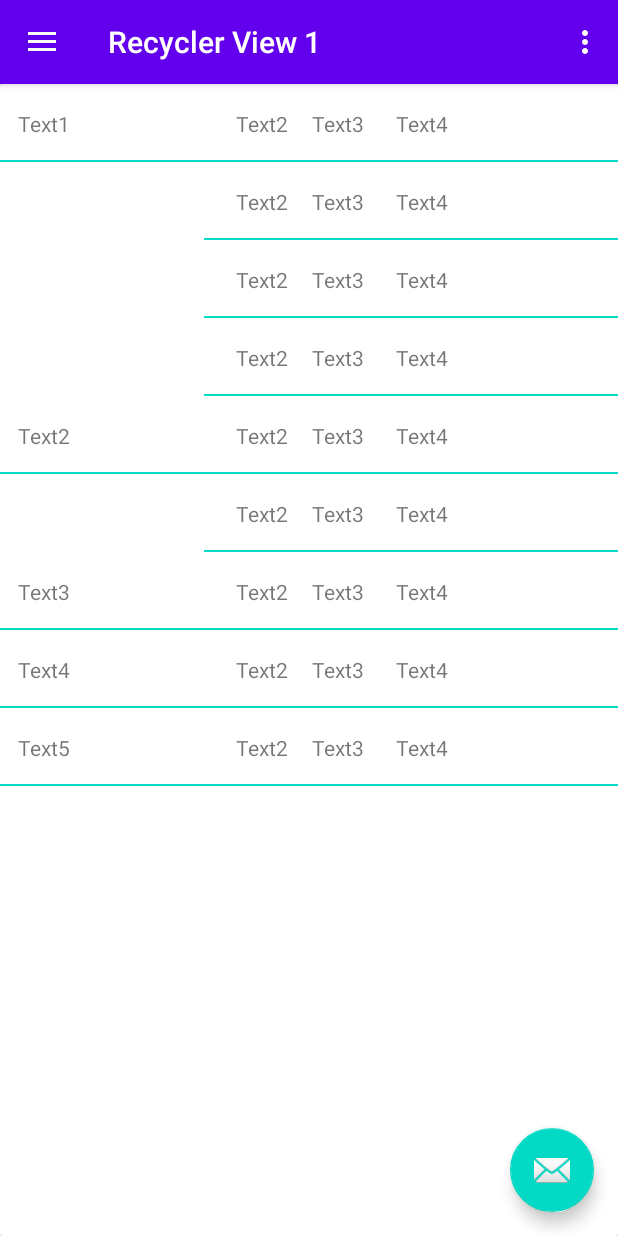
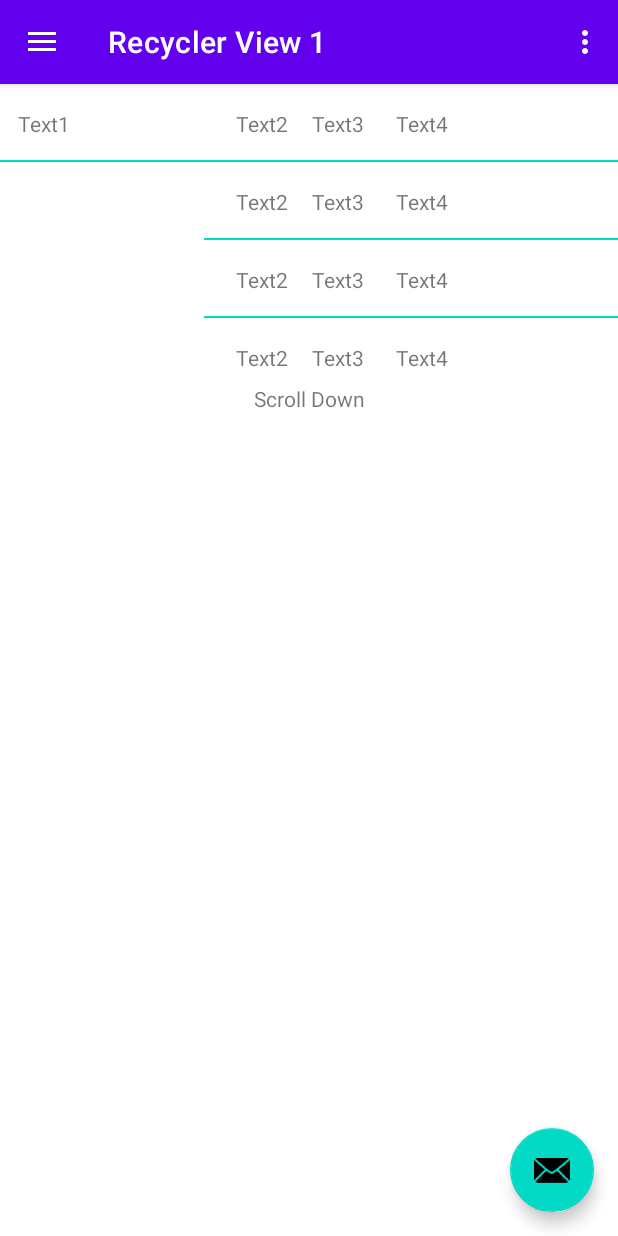
Before and after one commit to parmeshtoyou/MultiSampleApp, an Android app: the screen it shows after launch (MainActivity), on a phone screen of 412 x 824 dp. Run offline under Robolectric (Android 15) with nearby library versions, the phone set to English and light mode, and no system bars; our stand-ins replace navigation-ui.

Commit message:
libs update

```diff
--- a/app/src/main/java/com/example/multisampleapp/ui/home/HomeFragment.kt
+++ b/app/src/main/java/com/example/multisampleapp/ui/home/HomeFragment.kt
@@ -6,6 +6,7 @@ import androidx.fragment.app.Fragment
 import androidx.lifecycle.Observer
 import androidx.lifecycle.ViewModelProvider
 import androidx.recyclerview.widget.LinearLayoutManager
+import androidx.recyclerview.widget.RecyclerView
 import com.example.multisampleapp.R
 import com.example.multisampleapp.model.ItemModel
 import kotlinx.android.synthetic.main.fragment_home.*
@@ -43,5 +44,26 @@ class HomeFragment : Fragment(R.layout.fragment_home) {
 
     private fun updateRecyclerView(itemList: List<ItemModel>) {
         listAdapter.setData(itemList)
+
+        recyclerView1.addOnScrollListener(object : RecyclerView.OnScrollListener() {
+            override fun onScrollStateChanged(recyclerView: RecyclerView, newState: Int) {
+                super.onScrollStateChanged(recyclerView, newState)
+
+                val layoutManager = recyclerView1.layoutManager as LinearLayoutManager
+                val numItems = recyclerView.adapter?.itemCount ?: 0
+                val indexOfLastVisibleItem = layoutManager.findLastCompletelyVisibleItemPosition()
+                if (indexOfLastVisibleItem >= numItems - 1) {
+                    listStatus.text = "Scroll Up"
+                } else if (layoutManager.findFirstCompletelyVisibleItemPosition() == 0) {
+                    listStatus.text = "Scroll Down"
+                }
+            }
+        })
+
+        listStatus.text = "Scroll Down"
+    }
+
+    companion object {
+        private val TAG = HomeFragment::class.java.simpleName
     }
 }
--- a/app/src/main/java/com/example/multisampleapp/ui/home/HomeViewModel.kt
+++ b/app/src/main/java/com/example/multisampleapp/ui/home/HomeViewModel.kt
@@ -17,12 +17,13 @@ class HomeViewModel : ViewModel() {
                 ItemModel("Text1", "Text2", "Text3", "Text4"),
                 ItemModel("Text1", "Text2", "Text3", "Text4"),
                 ItemModel("Text1", "Text2", "Text3", "Text4"),
-                ItemModel("Text1", "Text2", "Text3", "Text4"),
+                ItemModel("Text1", "Text2", "Text3", "Text4")
+                /*ItemModel("Text2", "Text2", "Text3", "Text4"),
                 ItemModel("Text2", "Text2", "Text3", "Text4"),
                 ItemModel("Text2", "Text2", "Text3", "Text4"),
                 ItemModel("Text3", "Text2", "Text3", "Text4"),
                 ItemModel("Text4", "Text2", "Text3", "Text4"),
-                ItemModel("Text5", "Text2", "Text3", "Text4")
+                ItemModel("Last Item", "Text2", "Text3", "Text4")*/
             ).toMutableList()
         )
     }
--- a/app/src/main/res/layout/fragment_home.xml
+++ b/app/src/main/res/layout/fragment_home.xml
@@ -1,17 +1,26 @@
 <?xml version="1.0" encoding="utf-8"?>
-<androidx.cardview.widget.CardView xmlns:android="http://schemas.android.com/apk/res/android"
+<androidx.constraintlayout.widget.ConstraintLayout xmlns:android="http://schemas.android.com/apk/res/android"
+    xmlns:app="http://schemas.android.com/apk/res-auto"
     xmlns:tools="http://schemas.android.com/tools"
     android:layout_width="match_parent"
     android:layout_height="match_parent"
+    android:orientation="vertical"
     tools:context=".ui.home.HomeFragment">
-
-    <androidx.constraintlayout.widget.ConstraintLayout
-        android:layout_width="match_parent"
-        android:layout_height="match_parent">
 
         <androidx.recyclerview.widget.RecyclerView
             android:id="@+id/recyclerView1"
             android:layout_width="match_parent"
-            android:layout_height="match_parent" />
-    </androidx.constraintlayout.widget.ConstraintLayout>
-</androidx.cardview.widget.CardView>
+            android:layout_height="200dp"
+            app:layout_constraintTop_toTopOf="parent" />
+
+        <TextView
+            android:id="@+id/listStatus"
+            android:layout_width="wrap_content"
+            android:layout_height="wrap_content"
+            android:text="Sample"
+            app:layout_constraintEnd_toEndOf="parent"
+            app:layout_constraintStart_toStartOf="parent"
+            app:layout_constraintTop_toBottomOf="@id/recyclerView1" />
+
+
+</androidx.constraintlayout.widget.ConstraintLayout>
--- a/app/src/main/res/values/styles.xml
+++ b/app/src/main/res/values/styles.xml
@@ -1,7 +1,7 @@
 <resources>
 
     <!-- Base application theme. -->
-    <style name="AppTheme" parent="Theme.AppCompat.Light.DarkActionBar">
+    <style name="AppTheme" parent="Theme.MaterialComponents.Light.NoActionBar">
         <!-- Customize your theme here. -->
         <item name="colorPrimary">@color/colorPrimary</item>
         <item name="colorPrimaryDark">@color/colorPrimaryDark</item>
```
Also changed, not shown: app/build.gradle (+5 -6 lines), app/src/main/java/com/example/multisampleapp/ui/slideshow/SlideshowFragment.kt (+1 -6 lines), app/src/main/res/layout/fragment_slideshow.xml (+39 -11 lines).
